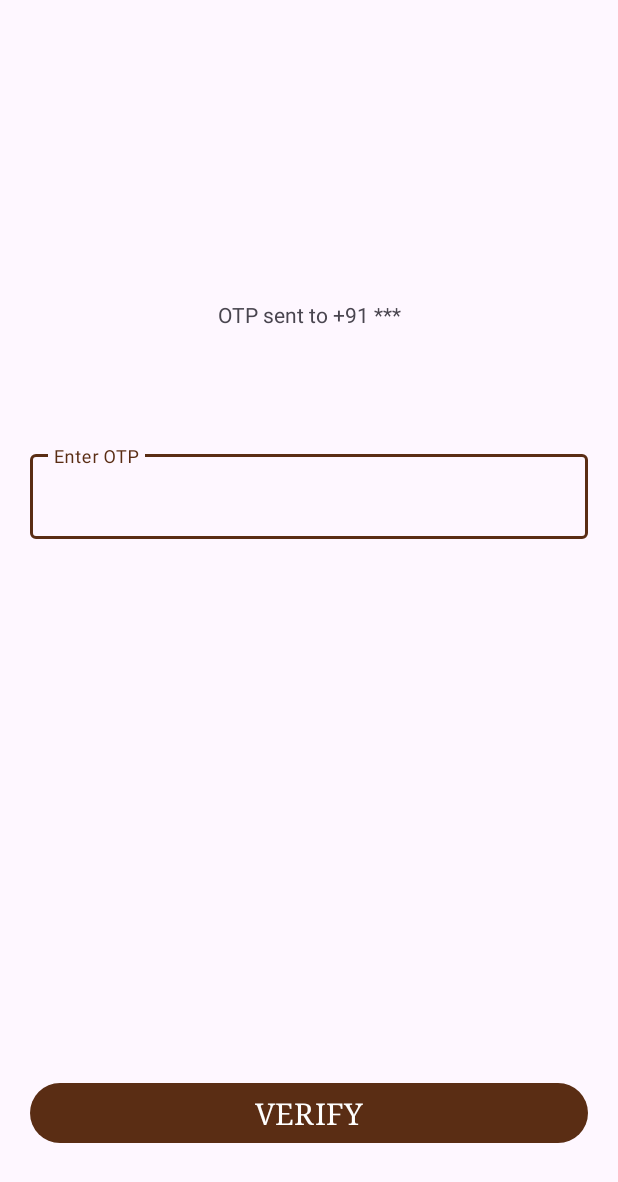
After one commit to harsh23-06/AhaSolar_app, an Android app: the VerifyOtp screen opened directly, with no data from a screen before it, on a phone screen of 412 x 824 dp. The commit adds this screen. Shown: the top 1182 px of the screen. Run offline under Robolectric (Android 15) with nearby library versions, the phone set to English and light mode, and no system bars; our stand-ins replace data binding.

Commit message:
verify otp

```diff
--- /dev/null
+++ b/app/src/main/java/com/example/ahasolarapp/activities/VerifyOtp.kt
@@ -0,0 +1,83 @@
+package com.example.ahasolarapp.activities
+
+import LeadViewModel
+import android.content.Context
+import android.content.Intent
+import android.content.SharedPreferences
+import androidx.appcompat.app.AppCompatActivity
+import android.os.Bundle
+import androidx.lifecycle.Observer
+import androidx.lifecycle.ViewModelProvider
+import com.example.ahasolarapp.LeadListActivity
+import com.example.ahasolarapp.R
+import com.example.ahasolarapp.api.ApiService
+import com.example.ahasolarapp.api.RetrofitInstance
+import com.example.ahasolarapp.databinding.ActivityVerifyOtpBinding
+import com.example.ahasolarapp.model.LeadViewModelFactory
+import com.example.ahasolarapp.repository.LeadRepository
+
+class VerifyOtp : AppCompatActivity() {
+    private lateinit var binding: ActivityVerifyOtpBinding
+    private lateinit var leadViewModel: LeadViewModel
+    private lateinit var phoneNumber: String
+    private lateinit var sharedPreferences: SharedPreferences
+
+
+    override fun onCreate(savedInstanceState: Bundle?) {
+        super.onCreate(savedInstanceState)
+        binding = ActivityVerifyOtpBinding.inflate(layoutInflater)
+        setContentView(binding.root)
+
+        val leadService = RetrofitInstance.retrofit.create(ApiService::class.java)
+        val leadRepository = LeadRepository(leadService)
+        leadViewModel = ViewModelProvider(this, LeadViewModelFactory(leadRepository))[LeadViewModel::class.java]
+
+        sharedPreferences = getSharedPreferences("MyPrefs", Context.MODE_PRIVATE)
+
+        phoneNumber = intent.getStringExtra("phoneNumber") ?: ""
+
+        val formattedMessage = formatPhoneNumber(phoneNumber)
+        binding.message.text = "OTP sent to $formattedMessage"
+
+
+        binding.verifyOtp.setOnClickListener {
+            val enteredOtp = binding.otpTxt.text.toString()
+
+            if (enteredOtp == "123456") {
+                leadViewModel.verifyOtp(phoneNumber, enteredOtp) {
+                    // Save login state in SharedPreferences
+                    saveLoginState()
+
+                    val intent = Intent(this, LeadListActivity::class.java)
+                    startActivity(intent)
+                    finish()
+                }
+            } else {
+                binding.otpLayout.error = "Invalid OTP. Please enter a valid OTP."
+            }
+        }
+
+
+
+        // Observe the result of OTP verification
+//        leadViewModel.verifyOtpResult.observe(this, Observer { success ->
+//            if (success) {
+//                // Handle successful OTP verification, e.g., navigate to the lead list activity
+//                val intent = Intent(this, LeadListActivity::class.java)
+//                startActivity(intent)
+//                finish() // Optional: Finish the current activity
+//            } else {
+//                // Handle unsuccessful OTP verification, e.g., display an error message
+//                binding.otpLayout.error = "Invalid OTP. Please try again."
+//            }
+//        })
+    }
+
+    private fun formatPhoneNumber(phoneNumber: String): String {
+        return "+91 ***${phoneNumber.takeLast(3)}"
+    }
+    private fun saveLoginState() {
+        // Save login state as true
+        sharedPreferences.edit().putBoolean("isLoggedIn", true).apply()
+    }
+}
--- a/app/src/main/java/com/example/ahasolarapp/api/ApiService.kt
+++ b/app/src/main/java/com/example/ahasolarapp/api/ApiService.kt
@@ -38,14 +38,12 @@ interface ApiService {
     @POST
     fun verifyOtpWithNoHeader(
         @Url endpoint: String,
-
-        @Body request: OtpVerifyRequest
+        @Body request: JsonObject
     ): Call<VerifyData>
 
     @POST
      fun sendOtpWithNoHeader(
         @Url endpoint: String,
-
         @Body request: JsonObject
     ): Call<OtpResponse>
 }
--- a/app/src/main/res/layout/activity_login.xml
+++ b/app/src/main/res/layout/activity_login.xml
@@ -94,13 +94,13 @@
         </LinearLayout>
 
         <com.google.android.material.button.MaterialButton
-            android:id="@+id/loginButton"
+            android:id="@+id/sendOtpButton"
             android:layout_width="match_parent"
             android:layout_height="wrap_content"
             android:layout_marginHorizontal="20dp"
             android:layout_marginTop="150dp"
             android:fontFamily="serif"
-            android:text="Login"
+            android:text="Send OTP"
             android:textAlignment="center"
             android:textSize="20sp"
             app:layout_constraintBottom_toBottomOf="parent"
@@ -114,7 +114,7 @@
             android:layout_height="wrap_content"
             tools:text="dddddddddddddddddd"
             android:textColor="@color/black"
-            app:layout_constraintBottom_toTopOf="@id/loginButton"
+            app:layout_constraintBottom_toTopOf="@id/sendOtpButton"
             app:layout_constraintEnd_toEndOf="parent"
             app:layout_constraintStart_toStartOf="parent"
             app:layout_constraintTop_toBottomOf="@id/linearLayout2" />
--- /dev/null
+++ b/app/src/main/res/layout/activity_verify_otp.xml
@@ -0,0 +1,66 @@
+<?xml version="1.0" encoding="utf-8"?>
+<layout xmlns:android="http://schemas.android.com/apk/res/android"
+    xmlns:app="http://schemas.android.com/apk/res-auto"
+    xmlns:tools="http://schemas.android.com/tools">
+
+    <data>
+
+    </data>
+
+<androidx.constraintlayout.widget.ConstraintLayout
+    android:layout_width="match_parent"
+    android:layout_height="match_parent"
+    tools:context=".activities.VerifyOtp">
+
+    <TextView
+        android:layout_width="wrap_content"
+        android:layout_height="wrap_content"
+        android:layout_marginTop="200dp"
+        app:layout_constraintTop_toTopOf="parent"
+        app:layout_constraintStart_toStartOf="parent"
+        app:layout_constraintEnd_toEndOf="parent"
+        android:id="@+id/message"/>
+
+    <com.google.android.material.textfield.TextInputLayout
+        android:id="@+id/otp_layout"
+        style="@style/Widget.MaterialComponents.TextInputLayout.OutlinedBox"
+        android:layout_width="match_parent"
+        android:layout_height="wrap_content"
+        android:layout_margin="20dp"
+        app:layout_constraintTop_toBottomOf="@+id/message"
+        app:layout_constraintStart_toStartOf="parent"
+        app:layout_constraintEnd_toEndOf="parent"
+        app:layout_constraintBottom_toTopOf="@+id/verifyOtp"
+        app:errorEnabled="true"
+        app:errorTextColor="#FF0000">
+
+        <com.google.android.material.textfield.TextInputEditText
+            android:id="@+id/otpTxt"
+            android:maxLength="10"
+            android:layout_width="match_parent"
+            android:layout_height="wrap_content"
+            android:drawablePadding="20dp"
+            android:hint="Enter OTP"
+            android:outlineAmbientShadowColor="@color/black"
+            android:textColor="@color/black" />
+    </com.google.android.material.textfield.TextInputLayout>
+
+
+    <com.google.android.material.button.MaterialButton
+        android:id="@+id/verifyOtp"
+        android:layout_width="match_parent"
+        android:layout_height="wrap_content"
+        android:layout_marginHorizontal="20dp"
+        android:layout_marginTop="260dp"
+        android:fontFamily="serif"
+        android:text="VERIFY"
+        android:textAlignment="center"
+        android:textSize="20sp"
+        app:layout_constraintBottom_toBottomOf="parent"
+        app:layout_constraintEnd_toEndOf="parent"
+        app:layout_constraintStart_toStartOf="parent"
+        app:layout_constraintTop_toBottomOf="@+id/otp_layout" />
+
+
+</androidx.constraintlayout.widget.ConstraintLayout>
+</layout>
```
Also changed, not shown: app/src/main/AndroidManifest.xml (+6 -6 lines), app/src/main/java/com/example/ahasolarapp/LeadListActivity.kt (+22 -1 lines), app/src/main/java/com/example/ahasolarapp/activities/LoginActivity.kt (+55 -12 lines), app/src/main/java/com/example/ahasolarapp/model/OTPViewModel.kt (+18 -18 lines), app/src/main/java/com/example/ahasolarapp/repository/LeadRepository.kt (+18 -4 lines), app/src/main/java/com/example/ahasolarapp/viewmodel/LeadViewModel.kt (+28 -2 lines).
